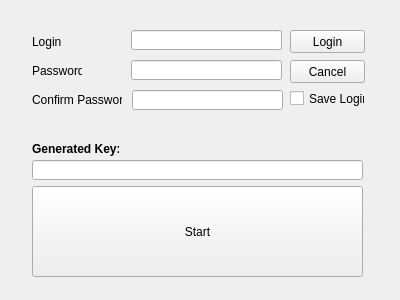
This is src/login.ui in hsBoyz/MiniLockSync as Qt 5 draws it before an edit. The edited form follows.
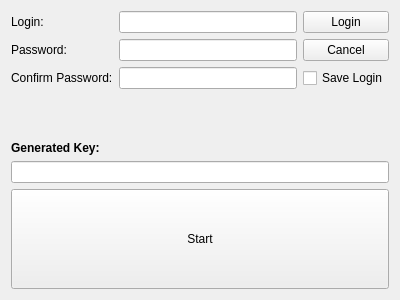
This is the edited form. Icons and pictures are not drawn.

Commit message: responsive design for login added icons added

Diff of the .ui file:
```diff
--- a/src/login.ui
+++ b/src/login.ui
@@ -13,38 +13,13 @@
   <property name="windowTitle">
    <string>login</string>
   </property>
-  <widget class="QLabel" name="label1">
-   <property name="geometry">
-    <rect>
-     <x>32</x>
-     <y>34</y>
-     <width>29</width>
-     <height>16</height>
-    </rect>
-   </property>
-   <property name="text">
-    <string>Login:</string>
-   </property>
-  </widget>
-  <widget class="QLineEdit" name="eMailLineEdit">
-   <property name="geometry">
-    <rect>
-     <x>131</x>
-     <y>30</y>
-     <width>151</width>
-     <height>20</height>
-    </rect>
-   </property>
-  </widget>
+  <property name="windowIcon">
+   <iconset resource="resources.qrc">
+    <normaloff>:/icons/images/MiniLock_15x15.png</normaloff>:/icons/images/MiniLock_15x15.png</iconset>
+  </property>
+  <layout class="QGridLayout" name="gridLayout_2">
+   <item row="0" column="2">
   <widget class="QPushButton" name="loginButton">
-   <property name="geometry">
-    <rect>
-     <x>290</x>
-     <y>30</y>
-     <width>75</width>
-     <height>23</height>
-    </rect>
-   </property>
    <property name="text">
     <string>Login</string>
    </property>
@@ -52,90 +27,66 @@
     <bool>true</bool>
    </property>
   </widget>
+   </item>
+   <item row="0" column="1">
+    <widget class="QLineEdit" name="eMailLineEdit"/>
+   </item>
+   <item row="2" column="1">
+    <widget class="QLineEdit" name="conPWlineEdit"/>
+   </item>
+   <item row="7" column="0" colspan="3">
+    <widget class="QPushButton" name="startButton">
+     <property name="minimumSize">
+      <size>
+       <width>0</width>
+       <height>100</height>
+      </size>
+     </property>
+     <property name="text">
+      <string>Start</string>
+     </property>
+     <property name="autoDefault">
+      <bool>true</bool>
+     </property>
+    </widget>
+   </item>
+   <item row="0" column="0">
+    <widget class="QLabel" name="label1">
+     <property name="text">
+      <string>Login:</string>
+     </property>
+    </widget>
+   </item>
+   <item row="1" column="0">
   <widget class="QLabel" name="label_2">
-   <property name="geometry">
-    <rect>
-     <x>32</x>
-     <y>63</y>
-     <width>50</width>
-     <height>16</height>
-    </rect>
-   </property>
    <property name="text">
     <string>Password:</string>
    </property>
   </widget>
+   </item>
+   <item row="1" column="1">
   <widget class="QLineEdit" name="passwdLineEdit">
-   <property name="geometry">
-    <rect>
-     <x>131</x>
-     <y>60</y>
-     <width>151</width>
-     <height>20</height>
-    </rect>
-   </property>
    <property name="echoMode">
     <enum>QLineEdit::Password</enum>
    </property>
   </widget>
-  <widget class="QPushButton" name="cancelButton">
-   <property name="geometry">
-    <rect>
-     <x>290</x>
-     <y>60</y>
-     <width>75</width>
-     <height>23</height>
-    </rect>
-   </property>
-   <property name="text">
-    <string>Cancel</string>
-   </property>
-  </widget>
+   </item>
+   <item row="2" column="0">
   <widget class="QLabel" name="label">
-   <property name="geometry">
-    <rect>
-     <x>32</x>
-     <y>92</y>
-     <width>90</width>
-     <height>16</height>
-    </rect>
-   </property>
    <property name="text">
     <string>Confirm Password:</string>
    </property>
   </widget>
-  <widget class="QLineEdit" name="conPWlineEdit">
-   <property name="geometry">
-    <rect>
-     <x>132</x>
-     <y>90</y>
-     <width>151</width>
-     <height>20</height>
-    </rect>
-   </property>
-  </widget>
+   </item>
+   <item row="2" column="2">
   <widget class="QCheckBox" name="saveLogin">
-   <property name="geometry">
-    <rect>
-     <x>290</x>
-     <y>90</y>
-     <width>75</width>
-     <height>17</height>
-    </rect>
-   </property>
    <property name="text">
     <string>Save Login</string>
    </property>
   </widget>
+   </item>
+   <item row="5" column="0">
   <widget class="QLabel" name="label3">
-   <property name="geometry">
-    <rect>
-     <x>32</x>
-     <y>141</y>
-     <width>87</width>
-     <height>16</height>
-    </rect>
-   </property>
    <property name="font">
     <font>
      <weight>75</weight>
@@ -148,32 +99,31 @@
     <string>Generated Key:</string>
    </property>
   </widget>
-  <widget class="QLineEdit" name="yourIdLineEdit">
-   <property name="geometry">
-    <rect>
-     <x>32</x>
-     <y>160</y>
-     <width>331</width>
-     <height>20</height>
-    </rect>
-   </property>
-  </widget>
-  <widget class="QPushButton" name="startButton">
-   <property name="geometry">
-    <rect>
-     <x>32</x>
-     <y>186</y>
-     <width>331</width>
-     <height>91</height>
-    </rect>
-   </property>
+   </item>
+   <item row="1" column="2">
+    <widget class="QPushButton" name="cancelButton">
    <property name="text">
-    <string>Start</string>
-   </property>
-   <property name="autoDefault">
-    <bool>true</bool>
-   </property>
-  </widget>
+      <string>Cancel</string>
+     </property>
+    </widget>
+   </item>
+   <item row="6" column="0" colspan="3">
+    <widget class="QLineEdit" name="yourIdLineEdit"/>
+   </item>
+   <item row="4" column="0">
+    <spacer name="verticalSpacer">
+     <property name="orientation">
+      <enum>Qt::Vertical</enum>
+     </property>
+     <property name="sizeHint" stdset="0">
+      <size>
+       <width>20</width>
+       <height>40</height>
+      </size>
+     </property>
+    </spacer>
+   </item>
+  </layout>
  </widget>
  <layoutdefault spacing="6" margin="11"/>
  <tabstops>
```
Left out of the diff: 6 changed lines with no effect on the pictures. Lines whose indentation alone changed are shown as unchanged. The commit also changes 5 other files.
